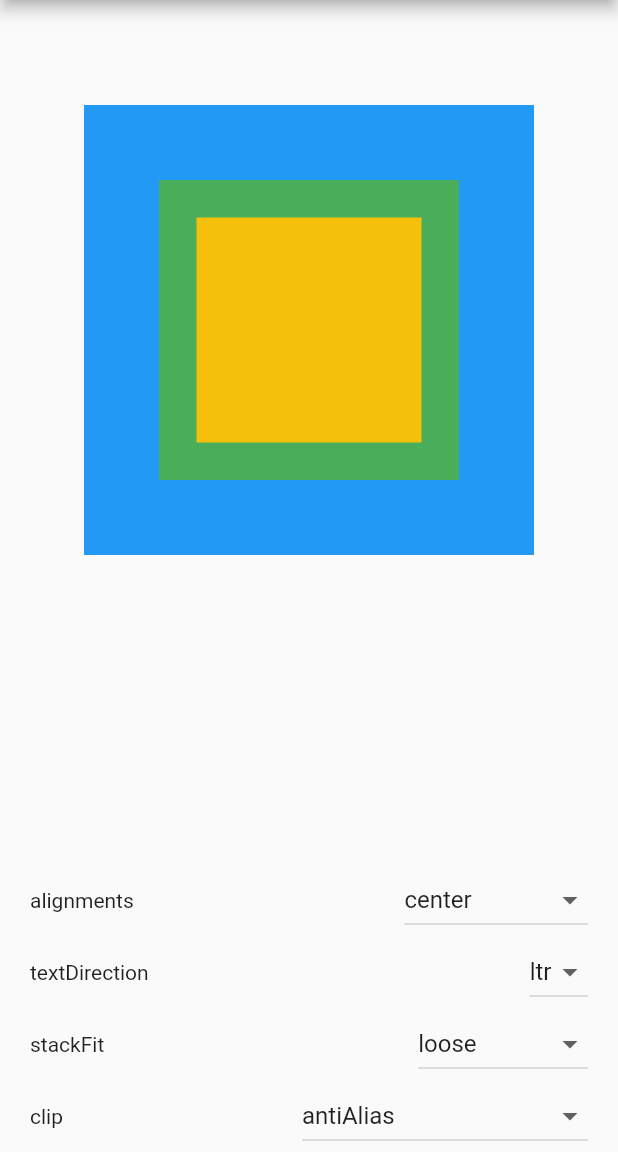
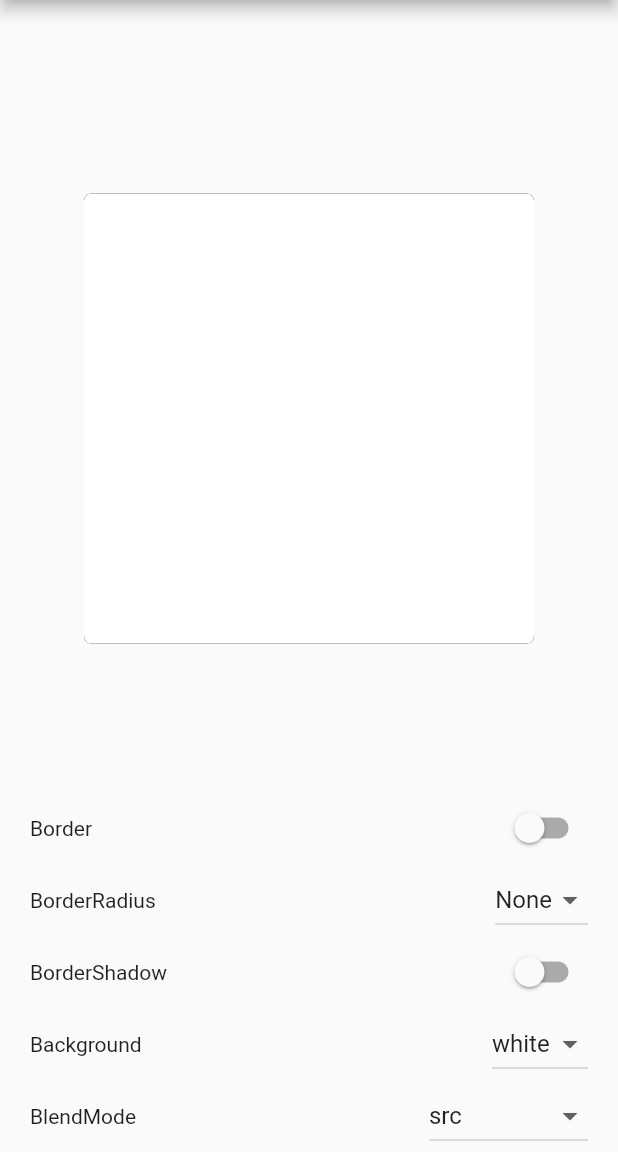
Before and after one commit to matthew-hoang-nhat/gallery-app, a Flutter app: the screen it shows after launch, on a phone screen of 412 x 824 dp, the part 84-1236 px from its top. Run offline on Flutter 3.47's test engine with Material 2 defaults, Android fonts, the phone set to English and light mode, and no system bars; our stand-ins replace bloc, equatable, flutter_bloc, get_it, go_router.

Commit message:
feature: container"

```diff
--- a/lib/src/config/constants/app_colors.dart
+++ b/lib/src/config/constants/app_colors.dart
@@ -1,9 +1,10 @@
 import 'package:flutter/material.dart';
 
 class AppColors {
+  static const Color white = Colors.white;
   static const Color yellow = Color(0xf0ffc107);
   static const Color grey = Color(0xf07c7c7c);
-  static const Color red = Colors.red;
+  static const Color red = Color(0xf0b90904);
   static const Color blue = Color(0xf01593f4);
   static const Color green = Color(0xf04bae4f);
   static const Color pink_1 = Color(0xf0fbe3eb);
--- a/lib/src/config/routes/app_pages.dart
+++ b/lib/src/config/routes/app_pages.dart
@@ -1,4 +1,5 @@
 import 'package:gallery_app/src/core/home_screen/home_screen.dart';
+import 'package:gallery_app/src/features/container/screens/container_screen.dart';
 import 'package:gallery_app/src/features/row_column/row_column_screen.dart';
 import 'package:gallery_app/src/features/stack_align/screens/stack_align_screen.dart';
 import 'package:go_router/go_router.dart';
@@ -10,6 +11,7 @@ class AppPages {
   static const String homeScreen = _Paths.homeScreen;
   static const String rowColumnScreen = _Paths.rowColumnScreen;
   static const String stackAlignScreen = _Paths.stackAlignScreen;
+  static const String containerScreen = _Paths.containerScreen;
 
   static const List<String> needAuthenticatedPages = [
     // AppPages.profile,
@@ -32,6 +34,10 @@ class AppPages {
       path: stackAlignScreen,
       builder: (context, state) => const StackAlignScreen(),
     ),
+    GoRoute(
+      path: containerScreen,
+      builder: (context, state) => const ContainerScreen(),
+    ),
   ];
 }
 
@@ -40,4 +46,5 @@ abstract class _Paths {
   static const String textSpanScreen = "/text-span-screen";
   static const String rowColumnScreen = "/row-column-screen";
   static const String stackAlignScreen = "/stack-align-screen";
+  static const String containerScreen = "/container-screen";
 }
--- a/lib/src/config/routes/app_routers.dart
+++ b/lib/src/config/routes/app_routers.dart
@@ -9,7 +9,7 @@ class AppRouter {
   // final AppBloc _appBloc;
 
   GoRouter get router => GoRouter(
-        initialLocation: AppPages.stackAlignScreen,
+        initialLocation: AppPages.containerScreen,
         routes: AppPages.pages,
         debugLogDiagnostics: true,
         // observers: [],
--- a/lib/src/core/home_screen/home_screen.dart
+++ b/lib/src/core/home_screen/home_screen.dart
@@ -30,6 +30,12 @@ class HomeScreen extends StatelessWidget {
             },
             child: const Text('Stack Align'),
           ),
+          TextButton(
+            onPressed: () {
+              context.push(AppPages.containerScreen);
+            },
+            child: const Text('Container'),
+          ),
         ],
       )),
     );
--- /dev/null
+++ b/lib/src/features/container/cubit/container_cubit.dart
@@ -0,0 +1,41 @@
+import 'package:bloc/bloc.dart';
+import 'package:equatable/equatable.dart';
+import 'package:flutter/cupertino.dart';
+import 'package:flutter/material.dart';
+import 'package:gallery_app/src/config/constants/app_colors.dart';
+import 'package:gallery_app/src/features/row_column/cubit/row_column_cubit.dart';
+
+part 'container_state.dart';
+
+class ContainerCubit extends Cubit<ContainerState> implements ParentCubit {
+  ContainerCubit()
+      : super(ContainerInitial(
+          background: AppColors.white,
+          blendMode: BlendMode.src,
+          border: const Border.fromBorderSide(BorderSide.none),
+          borderRadius: BorderRadius.circular(5),
+          boxShadow: const BoxShadow(),
+        ));
+
+  @override
+  void addNewEvent(value) {
+    if (value is Color) {
+      emit(NewContainerState.fromOldSettingState(state, background: value));
+    }
+
+    if (value is BlendMode) {
+      emit(NewContainerState.fromOldSettingState(state, blendMode: value));
+    }
+
+    if (value is Border) {
+      emit(NewContainerState.fromOldSettingState(state, border: value));
+    }
+
+    if (value is BorderRadius) {
+      emit(NewContainerState.fromOldSettingState(state, borderRadius: value));
+    }
+    if (value is BoxShadow) {
+      emit(NewContainerState.fromOldSettingState(state, boxShadow: value));
+    }
+  }
+}
--- /dev/null
+++ b/lib/src/features/container/cubit/container_state.dart
@@ -0,0 +1,46 @@
+part of 'container_cubit.dart';
+
+abstract class ContainerState extends Equatable {
+  const ContainerState({
+    required this.border,
+    required this.borderRadius,
+    required this.boxShadow,
+    required this.background,
+    required this.blendMode,
+  });
+  final Border border;
+  final BorderRadius borderRadius;
+  final BoxShadow boxShadow;
+  final Color background;
+  final BlendMode blendMode;
+
+  @override
+  List<Object> get props =>
+      [border, borderRadius, boxShadow, background, blendMode];
+}
+
+class ContainerInitial extends ContainerState {
+  const ContainerInitial(
+      {required super.background,
+      required super.blendMode,
+      required super.border,
+      required super.borderRadius,
+      required super.boxShadow});
+}
+
+class NewContainerState extends ContainerState {
+  NewContainerState.fromOldSettingState(
+    ContainerState oldState, {
+    Border? border,
+    BorderRadius? borderRadius,
+    BoxShadow? boxShadow,
+    Color? background,
+    BlendMode? blendMode,
+  }) : super(
+          border: border ?? oldState.border,
+          borderRadius: borderRadius ?? oldState.borderRadius,
+          boxShadow: boxShadow ?? oldState.boxShadow,
+          background: background ?? oldState.background,
+          blendMode: blendMode ?? oldState.blendMode,
+        );
+}
--- /dev/null
+++ b/lib/src/features/container/screens/container_screen.dart
@@ -0,0 +1,147 @@
+import 'package:flutter/material.dart';
+import 'package:flutter_bloc/flutter_bloc.dart';
+import 'package:gallery_app/src/features/container/cubit/container_cubit.dart';
+import 'package:gallery_app/src/features/container/widgets/me_container_drop_down.dart';
+import 'package:gallery_app/src/features/container/widgets/me_switch.dart';
+
+import '../../../config/constants/app_colors.dart';
+
+class ContainerScreen extends StatefulWidget {
+  const ContainerScreen({super.key});
+
+  @override
+  State<ContainerScreen> createState() => _ContainerScreenState();
+}
+
+class _ContainerScreenState extends State<ContainerScreen> {
+  final colors = [
+    {AppColors.white: 'white'},
+    {AppColors.blue: 'blue'},
+    {AppColors.red: 'red'},
+    {AppColors.green: 'green'},
+  ];
+
+  final borders = [
+    {const Border.fromBorderSide(BorderSide.none): false},
+    {Border.all(): true}
+  ];
+
+  final boxShadows = [
+    {const BoxShadow(): false},
+    {
+      BoxShadow(
+          color: Colors.grey.withOpacity(0.5),
+          spreadRadius: 5,
+          blurRadius: 7,
+          offset: const Offset(0, 3)): true
+    },
+  ];
+  final borderRadiuses = [
+    {BorderRadius.circular(0): 'None'},
+    {BorderRadius.circular(20): '20'},
+    {BorderRadius.circular(50): '50'},
+    {BorderRadius.circular(100): '100'},
+  ];
+  final blendModes = [
+    {BlendMode.src: 'src'},
+    {BlendMode.difference: 'difference'},
+    {BlendMode.color: 'color'},
+    {BlendMode.colorDodge: 'colorDodge'},
+    {BlendMode.colorBurn: 'colorDodge'},
+  ];
+
+  final bloc = ContainerCubit();
+  final List<bool> isColumns = [true, false];
+  bool isColumn = true;
+
+  @override
+  Widget build(BuildContext context) {
+    return Scaffold(
+      appBar: AppBar(title: const Text('Stack & Alignment')),
+      body: SafeArea(
+          child: Column(
+        mainAxisAlignment: MainAxisAlignment.spaceBetween,
+        children: [
+          const SizedBox(height: 30),
+          BlocBuilder<ContainerCubit, ContainerState>(
+            bloc: bloc,
+            builder: (BuildContext context, state) {
+              return Center(
+                child: Container(
+                  height: 300,
+                  width: 300,
+                  decoration: BoxDecoration(
+                      backgroundBlendMode: state.blendMode,
+                      borderRadius: state.borderRadius,
+                      border: state.border,
+                      color: state.background,
+                      boxShadow: [state.boxShadow]),
+                ),
+              );
+            },
+          ),
+          Padding(
+            padding: const EdgeInsets.symmetric(horizontal: 20),
+            child: BlocProvider(
+              create: (context) => bloc,
+              child: Column(
+                children: [
+                  Row(
+                    mainAxisAlignment: MainAxisAlignment.spaceBetween,
+                    children: [
+                      const Text('Border'),
+                      MeContainerSwitch<Border, ContainerCubit>(
+                        addEvent: bloc.addNewEvent,
+                        items: borders,
+                      ),
+                    ],
+                  ),
+                  Row(
+                    mainAxisAlignment: MainAxisAlignment.spaceBetween,
+                    children: [
+                      const Text('BorderRadius'),
+                      MeContainerDropDown<BorderRadius, ContainerCubit>(
+                        addEvent: bloc.addNewEvent,
+                        items: borderRadiuses,
+                      ),
+                    ],
+                  ),
+                  Row(
+                    mainAxisAlignment: MainAxisAlignment.spaceBetween,
+                    children: [
+                      const Text('BorderShadow'),
+                      MeContainerSwitch<BoxShadow, ContainerCubit>(
+                        addEvent: bloc.addNewEvent,
+                        items: boxShadows,
+                      )
+                    ],
+                  ),
+                  Row(
+                    mainAxisAlignment: MainAxisAlignment.spaceBetween,
+                    children: [
+                      const Text('Background'),
+                      MeContainerDropDown<Color, ContainerCubit>(
+                        items: colors,
+                        addEvent: bloc.addNewEvent,
+                      ),
+                    ],
+                  ),
+                  Row(
+                    mainAxisAlignment: MainAxisAlignment.spaceBetween,
+                    children: [
+                      const Text('BlendMode'),
+                      MeContainerDropDown<BlendMode, ContainerCubit>(
+                        items: blendModes,
+                        addEvent: bloc.addNewEvent,
+                      ),
+                    ],
+                  ),
+                ],
+              ),
+            ),
+          ),
+        ],
+      )),
+    );
+  }
+}
--- /dev/null
+++ b/lib/src/features/container/widgets/me_container_drop_down.dart
@@ -0,0 +1,30 @@
+import 'package:flutter/material.dart';
+import 'package:flutter_bloc/flutter_bloc.dart';
+
+class MeContainerDropDown<T, TypeCubit extends Cubit> extends StatelessWidget {
+  const MeContainerDropDown({super.key, required this.items, required this.addEvent});
+  final List<Map<T, String>> items;
+  final Function addEvent;
+  @override
+  Widget build(BuildContext context) {
+    final bloc = BlocProvider.of<TypeCubit>(context);
+    Map<T, String> valueItem = items[0];
+    return BlocBuilder(
+        bloc: bloc,
+        builder: (context, state) {
+          return DropdownButton(
+            items: items.map((Map<T, String> value) {
+              return DropdownMenuItem<Map<T, String>>(
+                value: value,
+                child: Text(value.values.first),
+              );
+            }).toList(),
+            value: valueItem,
+            onChanged: (value) {
+              valueItem = value as Map<T, String>;
+              addEvent(value.keys.first);
+            },
+          );
+        });
+  }
+}
--- /dev/null
+++ b/lib/src/features/container/widgets/me_switch.dart
@@ -0,0 +1,28 @@
+import 'package:flutter/material.dart';
+import 'package:flutter_bloc/flutter_bloc.dart';
+
+class MeContainerSwitch<T, TypeCubit extends Cubit> extends StatelessWidget {
+  const MeContainerSwitch(
+      {super.key, required this.items, required this.addEvent});
+  final List<Map<T, bool>> items;
+  final Function addEvent;
+
+  @override
+  Widget build(BuildContext context) {
+    final bloc = BlocProvider.of<TypeCubit>(context);
+    bool valueItem = items[0].values.first;
+    return BlocBuilder(
+        bloc: bloc,
+        builder: (context, state) {
+          return Switch(
+              onChanged: (bool value) {
+                valueItem = value;
+                addEvent(items
+                    .firstWhere((element) => element.values.first == value)
+                    .keys
+                    .first);
+              },
+              value: valueItem);
+        });
+  }
+}
--- a/lib/src/features/row_column/widgets/me_drop_down.dart
+++ b/lib/src/features/row_column/widgets/me_drop_down.dart
@@ -29,4 +29,6 @@ class MeDropDown<T, TypeCubit extends Cubit> extends StatelessWidget {
           );
         });
   }
+
+
 }
```
